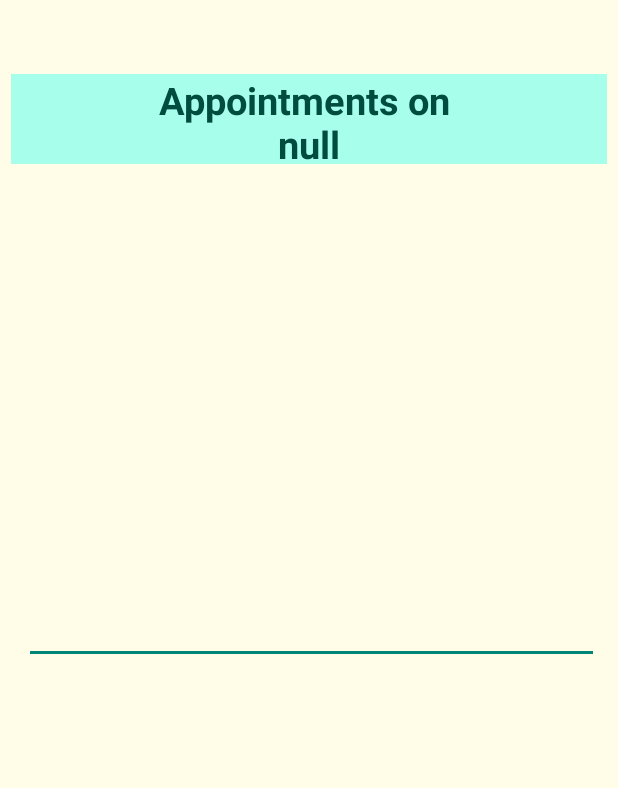
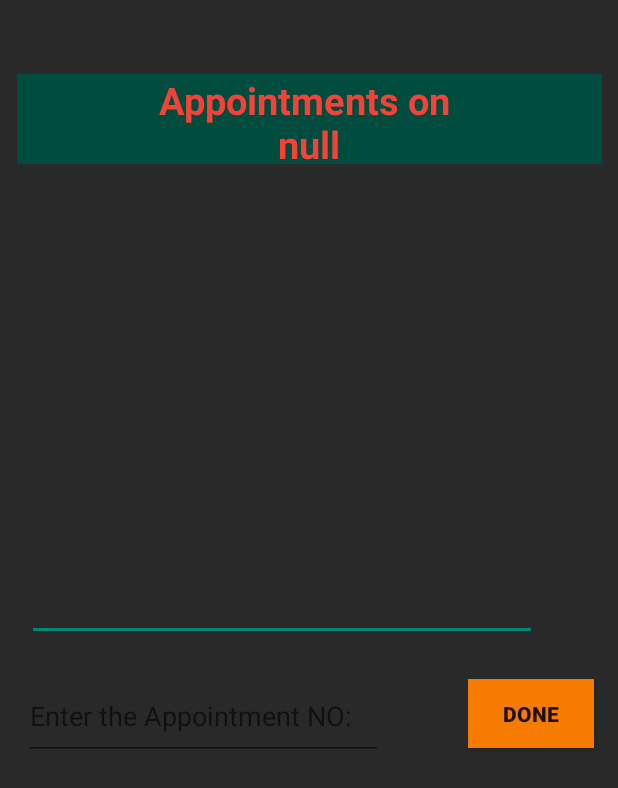
Before and after one commit to pavithB/MySchedule, an Android app: the ViewAppointment screen opened directly, with no data from a screen before it, on a phone screen of 412 x 824 dp. Shown: the top 788 px of the screen. Run offline under Robolectric (Android 15) with nearby library versions, the phone set to English and light mode, and no system bars; 1 statement that could not run was skipped.

Commit message:
change ui

```diff
--- a/app/src/main/java/com/pavithbuddhima/myschedule/AppoinmentDataBase.java
+++ b/app/src/main/java/com/pavithbuddhima/myschedule/AppoinmentDataBase.java
@@ -31,6 +31,8 @@ public class AppoinmentDataBase extends SQLiteOpenHelper {
 
     public static final String COLOUMN_DISCRIPTION ="appoinmentDiscription";
 
+    public static final String COLOUMN_MATH_TIME ="appoinmentMathTime";
+
 
 
 
@@ -58,7 +60,8 @@ public class AppoinmentDataBase extends SQLiteOpenHelper {
                 COLOUMN_DATE + " TEXT, " +
                 COLOUMN_TIME + " DATETIME, " +
                 COLOUMN_TITLE + " TEXT, " +
-                COLOUMN_DISCRIPTION + " TEXT " +
+                COLOUMN_DISCRIPTION + " TEXT, " +
+                COLOUMN_MATH_TIME + " DATETIME " +
 
                 ");";
 
@@ -116,6 +119,8 @@ public class AppoinmentDataBase extends SQLiteOpenHelper {
         values.put(COLOUMN_TIME,appoinment.getTime());
         values.put(COLOUMN_TITLE,appoinment.getTitle());
         values.put(COLOUMN_DISCRIPTION,appoinment.getDiscription());
+        values.put(COLOUMN_MATH_TIME,appoinment.getMathTime());
+
 
         SQLiteDatabase mydb = getWritableDatabase();
         mydb.insert(TABLE_MY_APPOINMENTS,null,values);
@@ -163,7 +168,7 @@ public void deleteSelect(String date , String title){
         SQLiteDatabase mydb = getWritableDatabase();
 
         String query = "SELECT * FROM " + TABLE_MY_APPOINMENTS + " WHERE " +
-                COLOUMN_DATE + " = \"" + date +  "\" ORDER BY " + COLOUMN_TIME +" ASC" ;
+                COLOUMN_DATE + " = \"" + date +  "\" ORDER BY " + COLOUMN_MATH_TIME +" ASC" ;
 
 //        String query = "SELECT * FROM " + TABLE_MY_APPOINMENTS ;
 
--- a/app/src/main/java/com/pavithbuddhima/myschedule/ViewAppointment.java
+++ b/app/src/main/java/com/pavithbuddhima/myschedule/ViewAppointment.java
@@ -5,48 +5,92 @@ import android.support.v7.app.AppCompatActivity;
 import android.os.Bundle;
 import android.widget.TextView;
 import android.widget.EditText;
+import android.widget.Button;
 
 public class ViewAppointment extends AppCompatActivity {
 
     AppoinmentDataBase handleDB;
 
-    TextView  viewHead;
+    TextView  viewHead , inform;
 
-    EditText viewAll ;
+    EditText viewAll , selectAppoinment;
 
-    String date;
+    Button btnSelect;
+
+    String date , header , footer;
+
+
 
     @Override
     protected void onCreate(Bundle savedInstanceState) {
         super.onCreate(savedInstanceState);
         setContentView(R.layout.activity_view_appointment);
 
-        Intent getdate = getIntent();
-       date = getdate.getStringExtra("date");
+        Intent getdata = getIntent();
+        date = getdata.getStringExtra("date");
+        header = getdata.getStringExtra("option");
+//        footer = getdata.getStringExtra("footer");
 
         handleDB = new AppoinmentDataBase(this, null, null, 1);
 
         viewAll = (EditText) findViewById(R.id.viewAppointment);
         viewHead = (TextView) findViewById(R.id.viewHead);
+        inform = (TextView) findViewById(R.id.informText) ;
+        btnSelect = (Button) findViewById(R.id.btnSelectAppointment);
+        selectAppoinment = (EditText) findViewById(R.id.selectAppoinment);
+
+
+
         showappointment();
 
         viewHead.setText("Appointments on \n" + date);
 
+        switch (header){
 
+            case "view":
+
+                viewEdit();
+                break;
+            case "delete":
+
+                deleteSelect();
+                break;
+            case "move":
+
+                moveSelect();
+                break;
+
+
+        }
 
     }
 
     public void showappointment(){
 
-
-
-
-
         String text = (handleDB.viewAppoinment(date));
-
 
         viewAll.setText(text);
 
 
     }
+
+
+    public void viewEdit(){
+        inform.setText("select one appointment and enter the number of the appointment to VIEW or EDIT the appointment ");
+        btnSelect.setText("View/Edit");
+
+    }
+
+    public void deleteSelect(){
+        inform.setText("select one appointment and enter the number of the appointment to DELETE the appointment ");
+        btnSelect.setText("Delete");
+
+    }
+
+    public void moveSelect(){
+        inform.setText("select one appointment and enter the number of the appointment to MOVE the appointment ");
+        btnSelect.setText("Move");
+
+
+    }
 }
--- a/app/src/main/res/layout/activity_view_appointment.xml
+++ b/app/src/main/res/layout/activity_view_appointment.xml
@@ -4,11 +4,11 @@
     xmlns:tools="http://schemas.android.com/tools"
     android:layout_width="match_parent"
     android:layout_height="match_parent"
-    android:background="#FFFDE7"
+    android:background="#292929"
     tools:context="com.pavithbuddhima.myschedule.ViewAppointment">
 
     <TextView
-        android:layout_width="397dp"
+        android:layout_width="390dp"
         android:layout_height="60dp"
         android:layout_marginLeft="8dp"
         app:layout_constraintLeft_toLeftOf="parent"
@@ -20,26 +20,68 @@
         android:textAlignment="center"
         android:textStyle="bold"
         android:textSize="25dp"
-        android:background="#A7FFEB"
-        android:textColor="#004D40"/>
+        android:background="#004D40"
+        android:textColor="#F44336"/>
 
 
     <EditText
-        android:layout_width="383dp"
+        android:layout_width="340dp"
         android:layout_height="300dp"
         android:editable="false"
         android:id="@+id/viewAppointment"
         android:textSize="20dp"
         android:layout_marginStart="16dp"
-        android:layout_marginTop="33dp"
+        android:layout_marginTop="18dp"
         app:layout_constraintTop_toBottomOf="@+id/viewHead"
+        android:layout_marginRight="36dp"
+        android:textColor="#FFC107"
+        android:textStyle="bold|italic"
+        app:layout_constraintRight_toRightOf="parent"
+        android:layout_marginLeft="8dp"
+        app:layout_constraintLeft_toLeftOf="parent"
+        app:layout_constraintHorizontal_bias="0.111" />
+
+    <EditText
+        android:layout_width="239dp"
+        android:layout_height="58dp"
+        android:hint="Enter the Appointment NO:"
+        android:textColor="#ffffff"
+        android:id="@+id/selectAppoinment"
+        android:layout_marginTop="21dp"
+        app:layout_constraintTop_toBottomOf="@+id/viewAppointment"
+        android:layout_marginLeft="16dp"
+        app:layout_constraintLeft_toLeftOf="parent" />
+
+
+    <Button
+        android:textStyle="bold"
+        android:layout_width="84dp"
+        android:layout_height="46dp"
+        app:layout_constraintTop_toTopOf="@+id/selectAppoinment"
+        android:layout_marginTop="8dp"
+        app:layout_constraintBottom_toBottomOf="@+id/selectAppoinment"
+        android:layout_marginBottom="8dp"
+        android:text="Done"
+        android:id="@+id/btnSelectAppointment"
+        android:background="#F57C00"
+        android:layout_marginRight="16dp"
+        app:layout_constraintVertical_bias="1.0"
+        app:layout_constraintRight_toRightOf="parent" />
+
+    <TextView
+        android:textAlignment="center"
+        android:layout_width="340dp"
+        android:textColor="#ffffff"
+        android:layout_height="59dp"
+        android:id="@+id/informText"
         android:layout_marginLeft="8dp"
         app:layout_constraintLeft_toLeftOf="parent"
         android:layout_marginRight="8dp"
-        android:textColor="#FF3D00"
-        android:textStyle="bold"
         app:layout_constraintRight_toRightOf="parent"
-        app:layout_constraintHorizontal_bias="0.0" />
+        app:layout_constraintHorizontal_bias="0.481"
+        app:layout_constraintBottom_toBottomOf="parent"
+        android:layout_marginBottom="8dp" />
+
 
 
 </android.support.constraint.ConstraintLayout>
```
Also changed, not shown: app/src/main/java/com/pavithbuddhima/myschedule/Appoinment.java (+10 -1 lines), app/src/main/java/com/pavithbuddhima/myschedule/CalenderMain.java (+11 -0 lines), app/src/main/java/com/pavithbuddhima/myschedule/CreateAppoinment.java (+9 -4 lines), app/src/main/res/layout/activity_create_appoinment.xml (+12 -4 lines).
